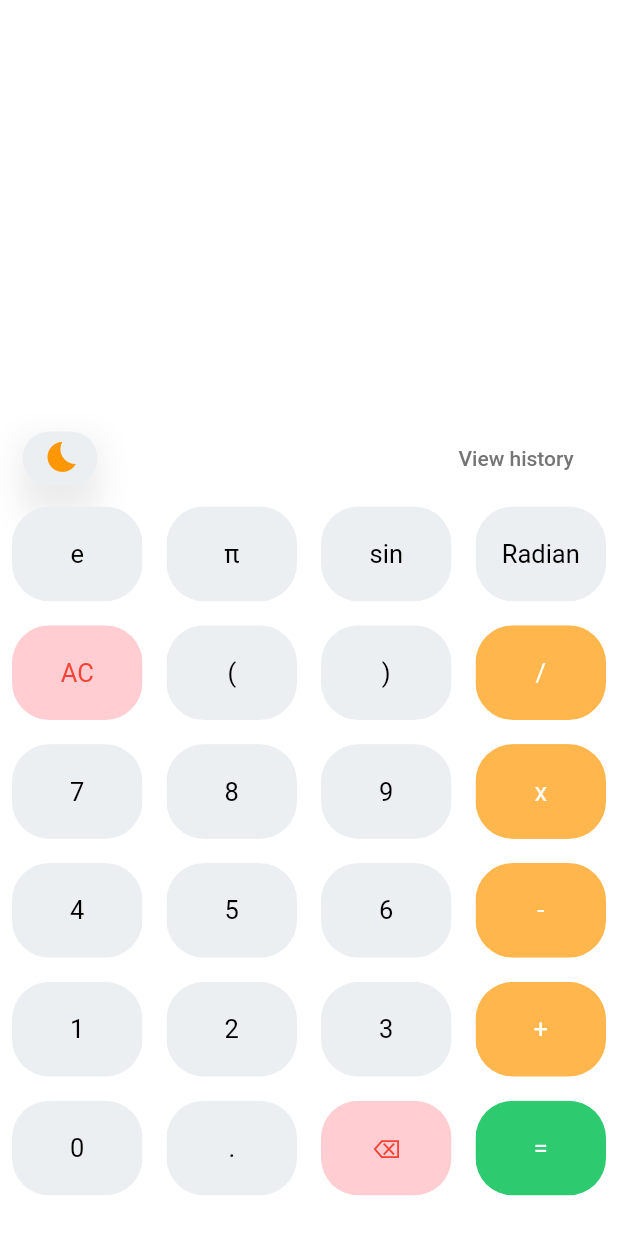
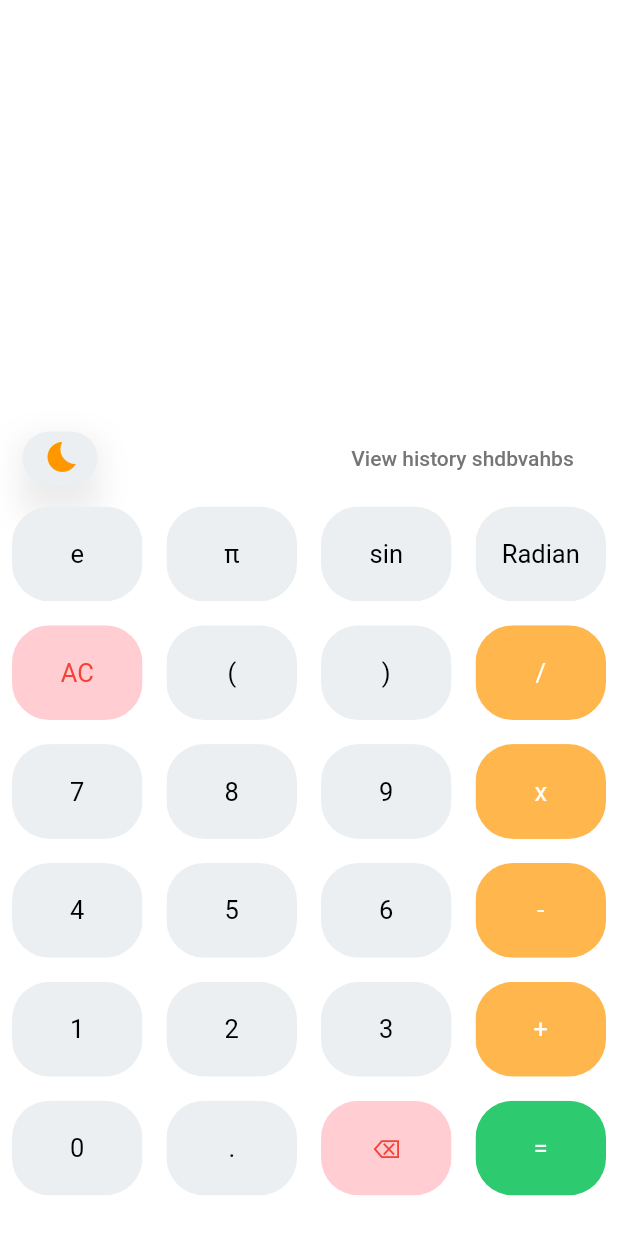
Before and after one commit to bhagirathsinh1/scientific_calsi, a Flutter app: the screen it shows after launch, on a phone screen of 412 x 824 dp. Run offline on Flutter 3.47's test engine with Material 2 defaults, Android fonts, the phone set to English and light mode, and no system bars; our stand-ins replace math_expressions.

Commit message:
view history

```diff
--- a/lib/HomePage.dart
+++ b/lib/HomePage.dart
@@ -15,7 +15,7 @@ class HomePage extends StatefulWidget {
 class _HomePageState extends State<HomePage> {
   var userQuestion = '';
   var userAnswer = '';
-  var viewHistory = 'View history ';
+  var viewHistory = 'View history shdbvahbs ';
   var ob = 0;
   var cb = 0;
   var zero = 0;
```
